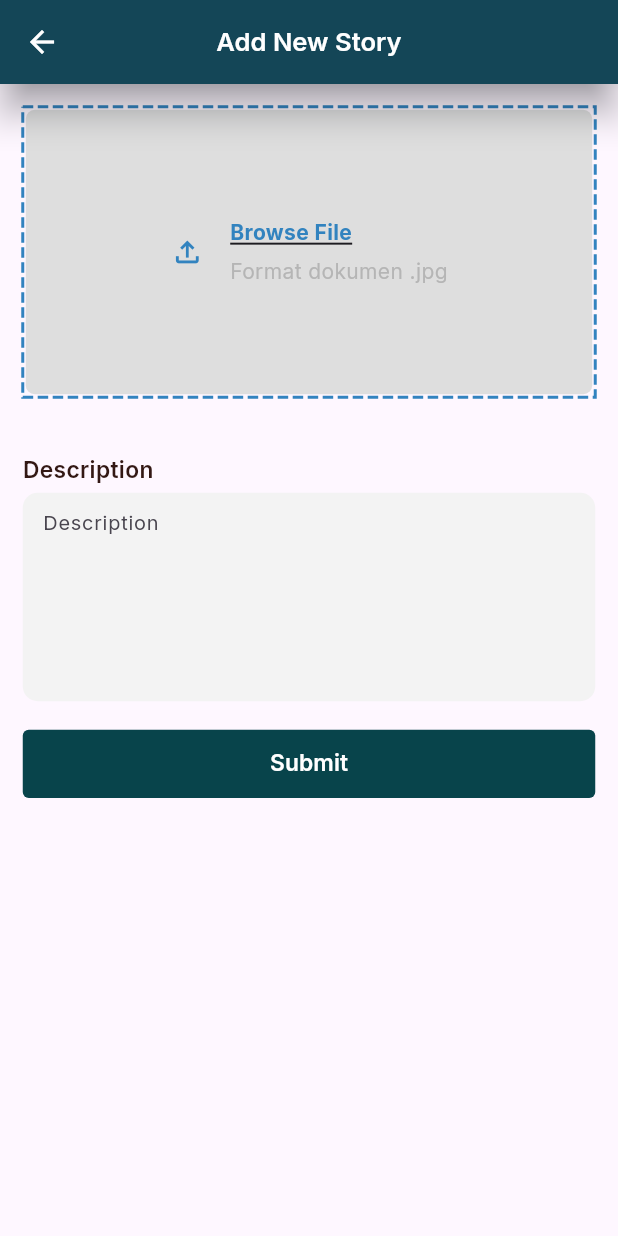
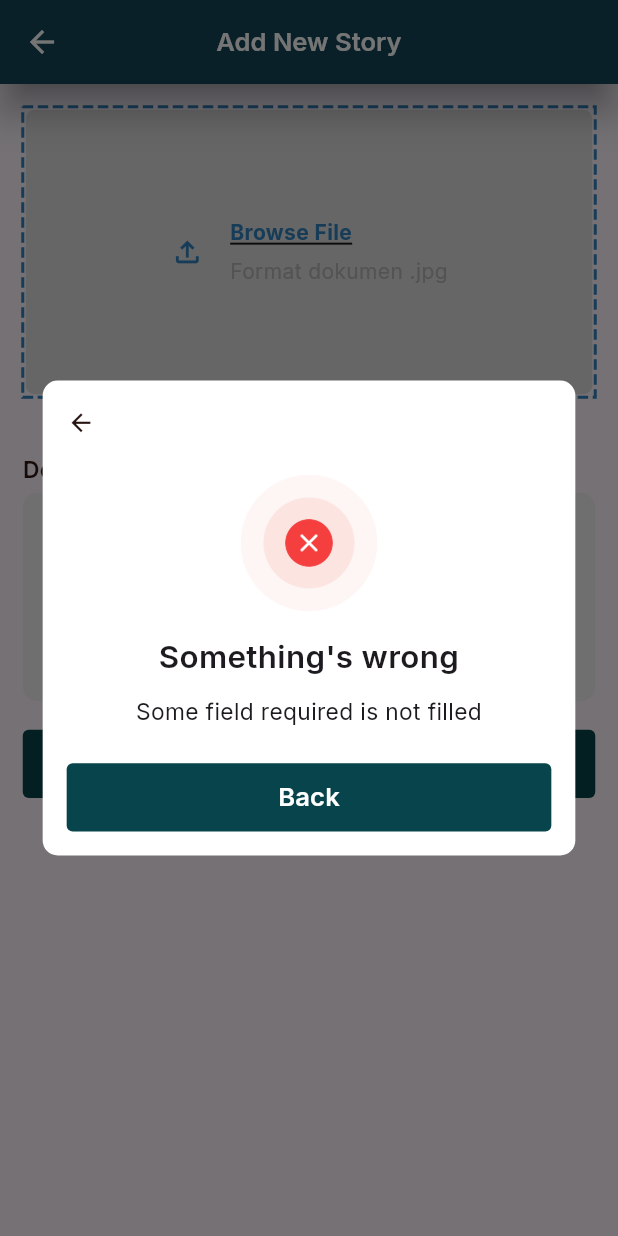
Before and after one commit to ozaenzenzen/fam_flutter_storyapp, a Flutter app: the AddStoryPage screen opened directly, after a tap on "Submit", on a phone screen of 412 x 824 dp. Run offline on Flutter 3.47's test engine with Material 2 defaults, Android fonts, the phone set to English and light mode, and no system bars; drawn by our look-alikes of dotted_border; our stand-ins replace bloc, connectivity_plus, dio, flutter_bloc, flutter_screenutil, geolocator and 4 more; missing offline and left inert: flutter_keychain.

Commit message:
implement bloc to add story page

```diff
--- a/lib/presentation/page/add_story_page/add_story_page.dart
+++ b/lib/presentation/page/add_story_page/add_story_page.dart
@@ -1,11 +1,16 @@
+import 'dart:io';
+
+import 'package:dio/dio.dart';
 import 'package:dotted_border/dotted_border.dart';
 import 'package:fam_flutter_storyapp/data/model/request/add_story_request_model.dart';
 import 'package:fam_flutter_storyapp/presentation/page/add_story_page/add_story_bloc/add_story_bloc.dart';
 import 'package:fam_flutter_storyapp/presentation/page/add_story_page/add_story_pick_image_bloc/add_story_pick_image_bloc.dart';
 import 'package:fam_flutter_storyapp/presentation/widget/app_appbar_widget.dart';
 import 'package:fam_flutter_storyapp/presentation/widget/app_mainbutton_widget.dart';
+import 'package:fam_flutter_storyapp/presentation/widget/app_screen_loading_widget.dart';
 import 'package:fam_flutter_storyapp/presentation/widget/app_textfield_widget.dart';
 import 'package:fam_flutter_storyapp/support/app_color.dart';
+import 'package:fam_flutter_storyapp/support/app_dialog_action.dart';
 import 'package:flutter/material.dart';
 import 'package:flutter_bloc/flutter_bloc.dart';
 import 'package:flutter_screenutil/flutter_screenutil.dart';
@@ -13,7 +18,12 @@ import 'package:google_fonts/google_fonts.dart';
 import 'package:skeletons/skeletons.dart';
 
 class AddStoryPage extends StatefulWidget {
-  const AddStoryPage({super.key});
+  final Function()? actionCallback;
+
+  const AddStoryPage({
+    super.key,
+    this.actionCallback,
+  });
 
   @override
   State<AddStoryPage> createState() => _AddStoryPageState();
@@ -21,13 +31,21 @@ class AddStoryPage extends StatefulWidget {
 
 class _AddStoryPageState extends State<AddStoryPage> {
   TextEditingController descriptionTextFieldController = TextEditingController();
+  File? imageChosen;
+
   @override
   Widget build(BuildContext context) {
-    return Scaffold(
+    return GestureDetector(
+      onTap: () {
+        FocusManager.instance.primaryFocus?.unfocus();
+      },
+      child: Scaffold(
         appBar: const AppAppBarWidget(
           title: 'Add New Story',
         ),
-      body: SingleChildScrollView(
+        body: Stack(
+          children: [
+            SingleChildScrollView(
               child: Container(
                 padding: EdgeInsets.all(16.h),
                 child: Column(
@@ -111,25 +129,97 @@ class _AddStoryPageState extends State<AddStoryPage> {
                       maxLines: 6,
                     ),
                     SizedBox(height: 20.h),
-              AppMainButtonWidget(
+                    BlocBuilder<AddStoryPickImageBloc, AddStoryPickImageState>(
+                      builder: (context, state) {
+                        if (state is AddStoryPickImageSuccess) {
+                          imageChosen = state.output;
+                          return AppMainButtonWidget(
                             onPressed: () {
-                  // context.read<AddStoryBloc>().add(
-                  //       ActionAddStory(
-                  //         addStoryRequestModel: AddStoryRequestModel(
-                  //           description: descriptionTextFieldController.text,
-                  //           photo: photo,
-                  //           lat: -6.3343434,
-                  //           lon: -6.3343434,
-                  //         ),
-                  //       ),
-                  //     );
+                              if (imageChosen == null || descriptionTextFieldController.text.isEmpty) {
+                                AppDialogAction.showFailedPopup(
+                                  context: context,
+                                  title: "Something's wrong",
+                                  description: "Some field required is not filled",
+                                  buttonTitle: "Back",
+                                );
+                              } else {
+                                context.read<AddStoryBloc>().add(
+                                      ActionAddStory(
+                                        addStoryRequestModel: AddStoryRequestModel(
+                                          description: descriptionTextFieldController.text,
+                                          // photo: MultipartFile.fromBytes(imageChosen!.path.codeUnits),
+                                          photo: imageChosen!,
+                                          lat: -6.3343434,
+                                          lon: -6.3343434,
+                                        ),
+                                      ),
+                                    );
+                              }
                             },
                             text: "Submit",
+                          );
+                        } else {
+                          return AppMainButtonWidget(
+                            onPressed: () {
+                              if (imageChosen == null || descriptionTextFieldController.text.isEmpty) {
+                                AppDialogAction.showFailedPopup(
+                                  context: context,
+                                  title: "Something's wrong",
+                                  description: "Some field required is not filled",
+                                  buttonTitle: "Back",
+                                );
+                              } else {
+                                context.read<AddStoryBloc>().add(
+                                      ActionAddStory(
+                                        addStoryRequestModel: AddStoryRequestModel(
+                                          description: descriptionTextFieldController.text,
+                                          // photo: MultipartFile.fromBytes(imageChosen!.path.codeUnits),
+                                          photo: imageChosen!,
+                                          lat: -6.3343434,
+                                          lon: -6.3343434,
+                                        ),
+                                      ),
+                                    );
+                              }
+                            },
+                            text: "Submit",
+                          );
+                        }
+                      },
                     ),
                   ],
                 ),
               ),
             ),
+            loadingState(),
+          ],
+        ),
+      ),
+    );
+  }
+
+  Widget loadingState() {
+    return BlocConsumer<AddStoryBloc, AddStoryState>(
+      builder: (context, state) {
+        if (state is AddStoryLoading) {
+          return const AppScreenLoadingWidget();
+        } else {
+          return const SizedBox();
+        }
+      },
+      listener: (context, state) {
+        if (state is AddStoryFailed) {
+          AppDialogAction.showFailedPopup(
+            context: context,
+            title: "Something's wrong",
+            description: state.errorMessage,
+            buttonTitle: "Back",
+          );
+        }
+        if (state is AddStorySuccess) {
+          widget.actionCallback?.call();
+        }
+      },
     );
   }
 }
```
Lines whose indentation alone changed are shown as unchanged.
